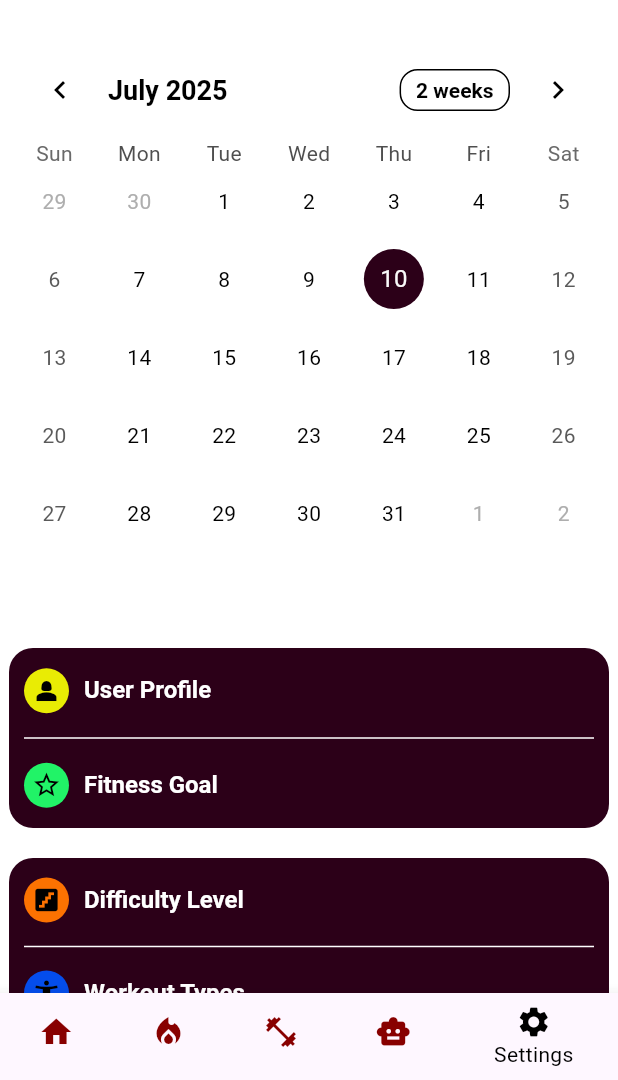
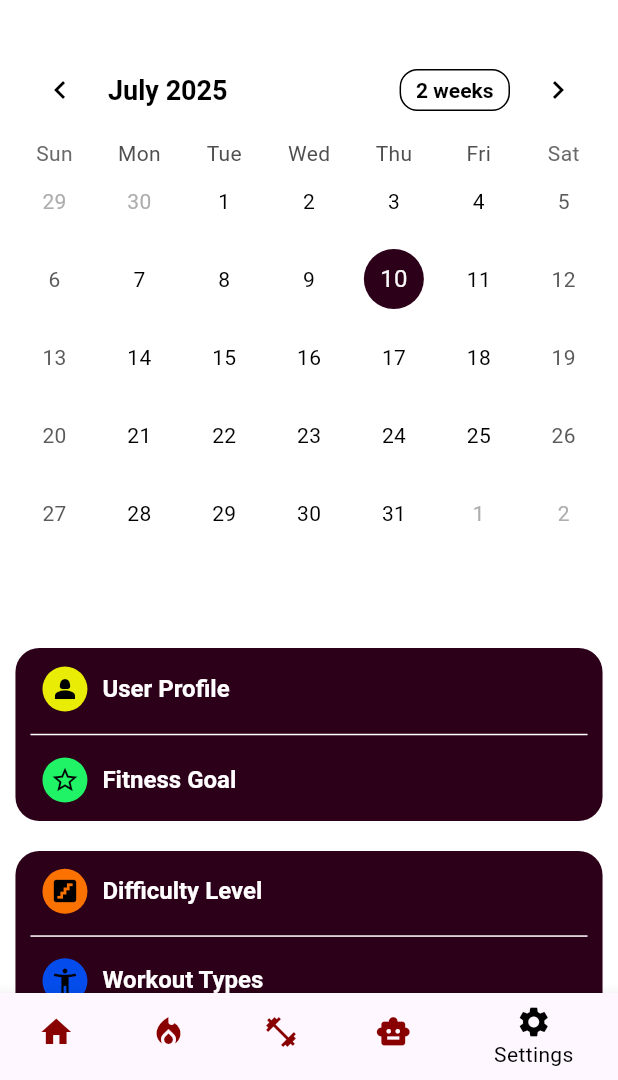
Before and after one commit to rostikKalabishka/Ai-FitCoach, a Flutter app: the SettingsScreen screen opened by its route, on a phone screen of 412 x 824 dp, the part 156-1236 px from its top. Run offline on Flutter 3.47's test engine with Material 3 defaults, Android fonts, the phone set to English and light mode, and no system bars; drawn by our look-alikes of table_calendar; our stand-ins replace auto_route, bloc, cached_network_image, cloud_firestore, equatable, firebase_auth and 11 more; missing offline and left inert: flutter_facebook_auth; accounts and stored records are empty; generated files the repository leaves out were written again.

Commit message:
mediaQuery, paddings

```diff
--- a/lib/features/main_screen/main_screen/main_screen.dart
+++ b/lib/features/main_screen/main_screen/main_screen.dart
@@ -68,7 +68,7 @@ context.read<ListBloc>().add(LoadListEvent());
                               subtitle: '',
                               description:
                                   trendingWorkout.subtitle,
-                              imagePath: AppConst.challengeFood1Image,
+                              imagePath: trendingWorkout.imageUrl,
                               onJoin: () {},
                             ),
                           );
@@ -104,7 +104,7 @@ context.read<ListBloc>().add(LoadListEvent());
                               subtitle: foodRecommandation.foodCategory,
                               description:
                                   foodRecommandation.description,
-                              imagePath: AppConst.challengeFood1Image,
+                              imagePath: foodRecommandation.imageUrl,
                               onJoin: () {},
                             ),
                           );
@@ -140,7 +140,7 @@ context.read<ListBloc>().add(LoadListEvent());
                               subtitle: trendingChallenges.subtitle,
                               description:
                                   trendingChallenges.description!,
-                              imagePath: AppConst.challengeFood1Image,
+                              imagePath: trendingChallenges.imageUrl,
                               onJoin: () {},
                             ),
                           );
--- a/lib/features/settings/settings_screen/settings_screen.dart
+++ b/lib/features/settings/settings_screen/settings_screen.dart
@@ -77,8 +77,8 @@ class SettingsScreen extends StatelessWidget {
                 ),
                 CustomCalendar(),
                 Container(
-                  height: 120,
-                  width: 400,
+height: MediaQuery.of(context).size.height * 0.14,
+          width: MediaQuery.of(context).size.width * 0.95,
                   decoration: BoxDecoration(
                       color: theme.colorScheme.primary,
                       borderRadius: BorderRadiusDirectional.circular(16)),
@@ -95,7 +95,9 @@ class SettingsScreen extends StatelessWidget {
                           },
                           child: Row(
                             children: [
-                              Container(
+                              Padding(
+                                padding: const EdgeInsets.only(left: 8),
+                                child: Container(
                                   height: 30,
                                   width: 30,
                                   decoration: BoxDecoration(
@@ -106,6 +108,7 @@ class SettingsScreen extends StatelessWidget {
                                     Icons.person_2,
                                     size: 20,
                                     color: theme.iconTheme.color,
+                                  ),
                                 ),
                               ),
                               SizedBox(
@@ -128,7 +131,9 @@ class SettingsScreen extends StatelessWidget {
                           },
                           child: Row(
                             children: [
-                              Container(
+                              Padding(
+                                padding: const EdgeInsets.only(left: 8),
+                                child: Container(
                                   height: 30,
                                   width: 30,
                                   decoration: BoxDecoration(
@@ -139,6 +144,7 @@ class SettingsScreen extends StatelessWidget {
                                   child: Icon(
                                     Icons.star_outline_sharp,
                                     size: 20,
+                                  ),
                                 ),
                               ),
                               SizedBox(
@@ -160,8 +166,8 @@ class SettingsScreen extends StatelessWidget {
                   height: 20,
                 ),
                 Container(
-                  height: 180,
-                  width: 400,
+height: MediaQuery.of(context).size.height * 0.21,
+          width: MediaQuery.of(context).size.width * 0.95,
                   decoration: BoxDecoration(
                       color: theme.colorScheme.primary,
                       borderRadius: BorderRadiusDirectional.circular(16)),
@@ -178,7 +184,9 @@ class SettingsScreen extends StatelessWidget {
                           },
                           child: Row(
                             children: [
-                              Container(
+                              Padding(
+                                padding: const EdgeInsets.only(left: 8),
+                                child: Container(
                                     height: 30,
                                     width: 30,
                                     decoration: BoxDecoration(
@@ -190,6 +198,7 @@ class SettingsScreen extends StatelessWidget {
                                       Icons.stairs,
                                       size: 20,
                                     )),
+                              ),
                               SizedBox(
                                 width: 10,
                               ),
@@ -210,7 +219,9 @@ class SettingsScreen extends StatelessWidget {
                           },
                           child: Row(
                             children: [
-                              Container(
+                              Padding(
+                                padding: const EdgeInsets.only(left: 8),
+                                child: Container(
                                   height: 30,
                                   width: 30,
                                   decoration: BoxDecoration(
@@ -221,6 +232,7 @@ class SettingsScreen extends StatelessWidget {
                                     Icons.accessibility_new,
                                     size: 20,
                                     color: theme.iconTheme.color,
+                                  ),
                                 ),
                               ),
                               SizedBox(
@@ -243,7 +255,9 @@ class SettingsScreen extends StatelessWidget {
                           },
                           child: Row(
                             children: [
-                              Container(
+                              Padding(
+                                padding: const EdgeInsets.only(left: 8),
+                                child: Container(
                                   height: 30,
                                   width: 30,
                                   decoration: BoxDecoration(
@@ -253,6 +267,7 @@ class SettingsScreen extends StatelessWidget {
                                   child: Icon(
                                     Icons.directions_run,
                                     size: 20,
+                                  ),
                                 ),
                               ),
                               SizedBox(
@@ -274,8 +289,8 @@ class SettingsScreen extends StatelessWidget {
                   height: 20,
                 ),
                 Container(
-                  height: 120,
-                  width: 400,
+          height: MediaQuery.of(context).size.height * 0.14,
+          width: MediaQuery.of(context).size.width * 0.95,
                   decoration: BoxDecoration(
                       color: theme.colorScheme.primary,
                       borderRadius: BorderRadiusDirectional.circular(16)),
@@ -292,7 +307,9 @@ class SettingsScreen extends StatelessWidget {
                           },
                           child: Row(
                             children: [
-                              Container(
+                              Padding(
+                                padding: const EdgeInsets.only(left: 8),
+                                child: Container(
                                     height: 30,
                                     width: 30,
                                     decoration: BoxDecoration(
@@ -304,6 +321,7 @@ class SettingsScreen extends StatelessWidget {
                                       Icons.local_fire_department,
                                       size: 20,
                                     )),
+                              ),
                               SizedBox(
                                 width: 10,
                               ),
@@ -324,7 +342,9 @@ class SettingsScreen extends StatelessWidget {
                           },
                           child: Row(
                             children: [
-                              Container(
+                              Padding(
+                                padding: const EdgeInsets.only(left: 8),
+                                child: Container(
                                   height: 30,
                                   width: 30,
                                   decoration: BoxDecoration(
@@ -335,6 +355,7 @@ class SettingsScreen extends StatelessWidget {
                                     Icons.water_drop,
                                     size: 20,
                                     color: theme.iconTheme.color,
+                                  ),
                                 ),
                               ),
                               SizedBox(
@@ -356,8 +377,8 @@ class SettingsScreen extends StatelessWidget {
                   height: 20,
                 ),
                 Container(
-                  height: 60,
-                  width: 400,
+height: MediaQuery.of(context).size.height * 0.07,
+          width: MediaQuery.of(context).size.width * 0.95,
                   decoration: BoxDecoration(
                       color: theme.colorScheme.primary,
                       borderRadius: BorderRadiusDirectional.circular(16)),
@@ -374,7 +395,9 @@ class SettingsScreen extends StatelessWidget {
                           },
                           child: Row(
                             children: [
-                              Container(
+                              Padding(
+                                padding: const EdgeInsets.only(left: 8),
+                                child: Container(
                                     height: 30,
                                     width: 30,
                                     decoration: BoxDecoration(
@@ -385,6 +408,7 @@ class SettingsScreen extends StatelessWidget {
                                       Icons.do_not_disturb_on,
                                       size: 20,
                                     )),
+                              ),
                               SizedBox(
                                 width: 10,
                               ),
@@ -404,8 +428,8 @@ class SettingsScreen extends StatelessWidget {
                   height: 20,
                 ),
                 Container(
-                  height: 180,
-                  width: 400,
+height: MediaQuery.of(context).size.height * 0.21,
+          width: MediaQuery.of(context).size.width * 0.95,
                   decoration: BoxDecoration(
                       color: theme.colorScheme.primary,
                       borderRadius: BorderRadiusDirectional.circular(16)),
@@ -422,7 +446,9 @@ class SettingsScreen extends StatelessWidget {
                           },
                           child: Row(
                             children: [
-                              Container(
+                              Padding(
+                                padding: const EdgeInsets.only(left: 8),
+                                child: Container(
                                     height: 30,
                                     width: 30,
                                     decoration: BoxDecoration(
@@ -434,6 +460,7 @@ class SettingsScreen extends StatelessWidget {
                                       Icons.manage_accounts,
                                       size: 20,
                                     )),
+                              ),
                               SizedBox(
                                 width: 10,
                               ),
@@ -454,7 +481,9 @@ class SettingsScreen extends StatelessWidget {
                           },
                           child: Row(
                             children: [
-                              Container(
+                              Padding(
+                                padding: const EdgeInsets.only(left: 8),
+                                child: Container(
                                   height: 30,
                                   width: 30,
                                   decoration: BoxDecoration(
@@ -465,6 +494,7 @@ class SettingsScreen extends StatelessWidget {
                                     Icons.security,
                                     size: 20,
                                     color: theme.iconTheme.color,
+                                  ),
                                 ),
                               ),
                               SizedBox(
@@ -487,7 +517,9 @@ class SettingsScreen extends StatelessWidget {
                           },
                           child: Row(
                             children: [
-                              Container(
+                              Padding(
+                                padding: const EdgeInsets.only(left: 8),
+                                child: Container(
                                   height: 30,
                                   width: 30,
                                   decoration: BoxDecoration(
@@ -498,6 +530,7 @@ class SettingsScreen extends StatelessWidget {
                                   child: Icon(
                                     Icons.language,
                                     size: 20,
+                                  ),
                                 ),
                               ),
                               SizedBox(
@@ -519,8 +552,8 @@ class SettingsScreen extends StatelessWidget {
                   height: 20,
                 ),
                 Container(
-                  height: 180,
-                  width: 400,
+height: MediaQuery.of(context).size.height * 0.21,
+          width: MediaQuery.of(context).size.width * 0.95,
                   decoration: BoxDecoration(
                       color: theme.colorScheme.primary,
                       borderRadius: BorderRadiusDirectional.circular(16)),
@@ -537,7 +570,9 @@ class SettingsScreen extends StatelessWidget {
                           },
                           child: Row(
                             children: [
-                              Container(
+                              Padding(
+                                padding: const EdgeInsets.only(left: 8),
+                                child: Container(
                                     height: 30,
                                     width: 30,
                                     decoration: BoxDecoration(
@@ -548,6 +583,7 @@ class SettingsScreen extends StatelessWidget {
                                       Icons.privacy_tip,
                                       size: 20,
                                     )),
+                              ),
                               SizedBox(
                                 width: 10,
                               ),
@@ -568,7 +604,9 @@ class SettingsScreen extends StatelessWidget {
                           },
                           child: Row(
                             children: [
-                              Container(
+                              Padding(
+                                padding: const EdgeInsets.only(left: 8),
+                                child: Container(
                                   height: 30,
                                   width: 30,
                                   decoration: BoxDecoration(
@@ -580,6 +618,7 @@ class SettingsScreen extends StatelessWidget {
                                     Icons.thumb_up,
                                     size: 20,
                                     color: theme.iconTheme.color,
+                                  ),
                                 ),
                               ),
                               SizedBox(
@@ -602,7 +641,9 @@ class SettingsScreen extends StatelessWidget {
                           },
                           child: Row(
                             children: [
-                              Container(
+                              Padding(
+                                padding: const EdgeInsets.only(left: 8),
+                                child: Container(
                                   height: 30,
                                   width: 30,
                                   decoration: BoxDecoration(
@@ -613,6 +654,7 @@ class SettingsScreen extends StatelessWidget {
                                   child: Icon(
                                     Icons.delete_forever,
                                     size: 20,
+                                  ),
                                 ),
                               ),
                               SizedBox(
--- a/lib/ui/widgets/custom_activity_tracking_container.dart
+++ b/lib/ui/widgets/custom_activity_tracking_container.dart
@@ -20,8 +20,8 @@ class CustomActivityTrackingContainer extends StatelessWidget {
       child: InkWell(
         onTap: () {},
         child: Container(
-          height: 60,
-          width: 400,
+          height: MediaQuery.of(context).size.height * 0.07,
+          width: MediaQuery.of(context).size.width * 0.95,
           decoration: BoxDecoration(
             borderRadius: BorderRadius.circular(16),
           ),
--- a/lib/ui/widgets/custom_difficulty_switch_card.dart
+++ b/lib/ui/widgets/custom_difficulty_switch_card.dart
@@ -21,8 +21,8 @@ class CustomDifficultySwitchCard extends StatelessWidget {
         onTap: () => onChanged(!value),
         borderRadius: BorderRadius.circular(16),
         child: Container(
-          height: 60,
-          width: 400,
+          height: MediaQuery.of(context).size.height * 0.07,
+          width: MediaQuery.of(context).size.width * 0.95,
           decoration: BoxDecoration(
             borderRadius: BorderRadius.circular(16),
           ),
--- a/lib/ui/widgets/custom_do_not_disturb_mode_card.dart
+++ b/lib/ui/widgets/custom_do_not_disturb_mode_card.dart
@@ -20,8 +20,8 @@ class CustomDoNotDisturbModeCard extends StatelessWidget {
       onTap: () => onChanged(!value),
       borderRadius: BorderRadius.circular(16),
       child: Container(
-        height: 60,
-        width: 400,
+        height: MediaQuery.of(context).size.height * 0.07,
+          width: MediaQuery.of(context).size.width * 0.95,
         decoration: BoxDecoration(
           borderRadius: BorderRadius.circular(16),
         ),
--- a/lib/ui/widgets/custom_fitness_goal_card.dart
+++ b/lib/ui/widgets/custom_fitness_goal_card.dart
@@ -21,8 +21,8 @@ class CustomFitnessGoalCard extends StatelessWidget {
         onTap: () => onChanged(!value),
         borderRadius: BorderRadius.circular(16),
         child: Container(
-          height: 60,
-          width: 400,
+          height: MediaQuery.of(context).size.height * 0.07,
+          width: MediaQuery.of(context).size.width * 0.95,
           decoration: BoxDecoration(
             borderRadius: BorderRadius.circular(16),
           ),
--- a/lib/ui/widgets/custom_privacy_card.dart
+++ b/lib/ui/widgets/custom_privacy_card.dart
@@ -19,8 +19,8 @@ class CustomPrivacyCard extends StatelessWidget {
         onTap: onTap,
         borderRadius: BorderRadius.circular(16),
         child: Container(
-          height: 60,
-          width: 400,
+          height: MediaQuery.of(context).size.height * 0.07,
+          width: MediaQuery.of(context).size.width * 0.95,
           decoration: BoxDecoration(
             borderRadius: BorderRadius.circular(16),
           ),
--- a/lib/ui/widgets/custom_subcategory_workout.dart
+++ b/lib/ui/widgets/custom_subcategory_workout.dart
@@ -17,7 +17,7 @@ class CustomSubcategoryWorkout extends StatelessWidget {
     return InkWell(
       onTap: () {},
       child: Container(
-        height: 120,
+        height: MediaQuery.of(context).size.height * 0.13,
         width: MediaQuery.of(context).size.width,
         decoration: BoxDecoration(color: theme.colorScheme.tertiary),
         child: Column(
@@ -34,8 +34,8 @@ class CustomSubcategoryWorkout extends StatelessWidget {
                       borderRadius: BorderRadius.circular(12),
                       child: Image.asset(
                         imagePath,
-                        height: 80,
-                        width: 80,
+                        height: MediaQuery.of(context).size.height * 0.09,
+                        width: MediaQuery.of(context).size.width * 0.2,
                         fit: BoxFit.cover,
                       ),
                     ),
--- a/lib/ui/widgets/custom_workout_card.dart
+++ b/lib/ui/widgets/custom_workout_card.dart
@@ -34,8 +34,8 @@ class WorkoutCard extends StatelessWidget {
                 borderRadius: BorderRadius.circular(8),
                 child: Image.asset(
                   imageUrl,
-                  width: 80,
-                  height: 80,
+                  width: MediaQuery.of(context).size.width * 0.2,
+                  height: MediaQuery.of(context).size.height * 0.09,
                   fit: BoxFit.cover,
                 ),
               ),
--- a/lib/ui/widgets/custom_workout_type_card.dart
+++ b/lib/ui/widgets/custom_workout_type_card.dart
@@ -22,7 +22,7 @@ class CustomWorkoutTypeCard extends StatelessWidget {
         onTap: () => onChanged(!value),
         borderRadius: BorderRadius.circular(16),
         child: Container(
-          height: 60,
+          height: 100,
           width: 400,
           decoration: BoxDecoration(
             borderRadius: BorderRadius.circular(16),
--- a/pubspec.yaml
+++ b/pubspec.yaml
@@ -58,6 +58,7 @@ dependencies:
   get_it: ^8.0.3
   numberpicker: ^2.1.2
   google_generative_ai: ^0.4.7
+  cached_network_image: ^3.4.1
 
   animated_text_kit: ^4.2.3
   font_awesome_flutter: ^10.8.0
```
Also changed, not shown: lib/ui/widgets/custom_challenge_card.dart (+28 -18 lines), lib/ui/widgets/custom_main_screen_card.dart (+7 -3 lines), pubspec.lock, 1 other file. Lines whose indentation alone changed are shown as unchanged.
